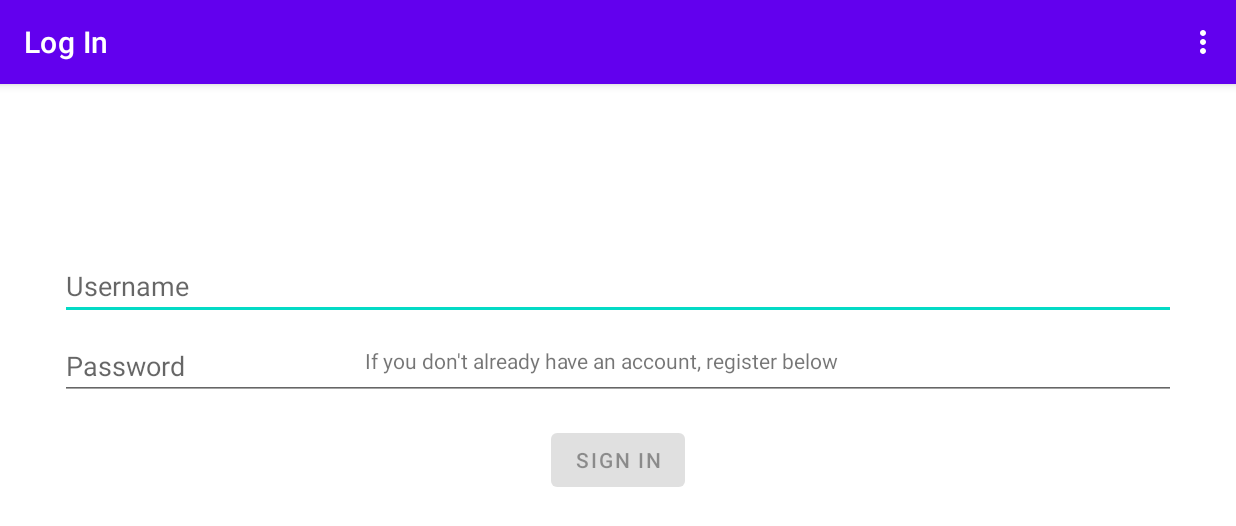
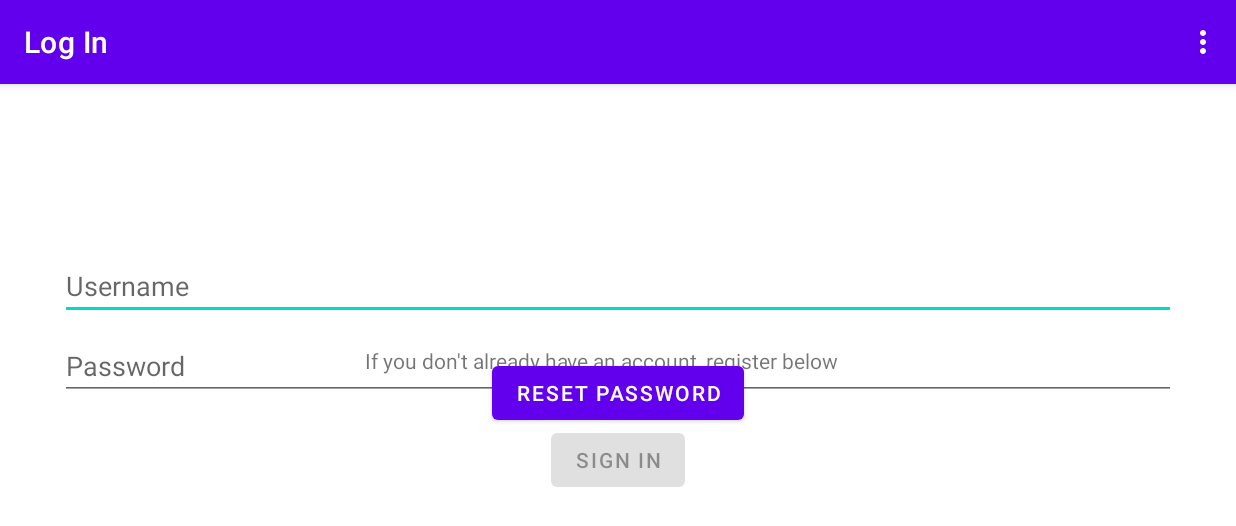
Before and after one commit to BFaras/ZheScrabbbbbble, an Android app: the screen it shows after launch (MainActivity), on a phone screen of 824 x 412 dp (held sideways). Shown: the top 526 px of the screen. Run offline under Robolectric (Android 15) with nearby library versions, the phone set to English and light mode, and no system bars; our stand-ins replace navigation-ui; libraries missing offline, so code that uses them is left out: io.socket.client; 2 statements that could not run were skipped.

Commit message:
Ajout du page pour faire la réinitialisation des mots de passe

```diff
--- a/client-light/app/src/main/java/com/example/testchatbox/FirstFragment.kt
+++ b/client-light/app/src/main/java/com/example/testchatbox/FirstFragment.kt
@@ -11,9 +11,7 @@ import androidx.navigation.fragment.findNavController
 import com.example.testchatbox.databinding.FragmentFirstBinding
 import com.example.testchatbox.login.model.LoggedInUser
 
-/**
- * A simple [Fragment] subclass as the default destination in the navigation.
- */
+
 class FirstFragment : Fragment() {
 
 private var _binding: FragmentFirstBinding? = null
--- a/client-light/app/src/main/java/com/example/testchatbox/login/LoginFragment.kt
+++ b/client-light/app/src/main/java/com/example/testchatbox/login/LoginFragment.kt
@@ -48,6 +48,7 @@ class LoginFragment : Fragment() {
         val passwordEditText = binding.password
         val loginButton = binding.login
         var registerButton = binding.register
+        var resetButton = binding.reset
         val loadingProgressBar = binding.loading
 
         loginViewModel.loginFormState.observe(viewLifecycleOwner,
@@ -114,6 +115,10 @@ class LoginFragment : Fragment() {
         registerButton.setOnClickListener {
             findNavController().navigate(R.id.action_loginFragment_to_registerFragment)
         }
+
+        resetButton.setOnClickListener {
+            findNavController().navigate(R.id.action_loginFragment_to_resetFragment)
+        }
     }
 
     private fun updateUiWithUser(model: LoggedInUserView) {
--- a/client-light/app/src/main/res/layout/fragment_login.xml
+++ b/client-light/app/src/main/res/layout/fragment_login.xml
@@ -97,4 +97,15 @@
         app:layout_constraintEnd_toEndOf="parent"
         app:layout_constraintStart_toStartOf="parent"
         app:layout_constraintTop_toTopOf="@+id/register_message" />
+
+    <Button
+        android:id="@+id/reset"
+        android:layout_width="wrap_content"
+        android:layout_height="wrap_content"
+        android:layout_marginBottom="120dp"
+        android:text="Reset Password"
+        app:layout_constraintBottom_toBottomOf="parent"
+        app:layout_constraintEnd_toEndOf="parent"
+        app:layout_constraintStart_toStartOf="parent"
+        app:layout_constraintTop_toTopOf="@+id/register" />
 </androidx.constraintlayout.widget.ConstraintLayout>
--- a/client-light/app/src/main/res/navigation/nav_graph.xml
+++ b/client-light/app/src/main/res/navigation/nav_graph.xml
@@ -39,6 +39,9 @@
         <action
             android:id="@+id/action_loginFragment_to_registerFragment"
             app:destination="@id/registerFragment" />
+        <action
+            android:id="@+id/action_loginFragment_to_resetFragment"
+            app:destination="@id/resetFragment" />
     </fragment>
     <fragment
         android:id="@+id/registerFragment"
@@ -50,4 +53,14 @@
             app:destination="@id/FirstFragment" />
 
     </fragment>
+    <fragment
+        android:id="@+id/resetFragment"
+        android:name="com.example.testchatbox.login.ResetPasswordFragment"
+        android:label="@string/reset_fragment_label"
+        tools:layout="@layout/fragment_register" >
+        <action
+            android:id="@+id/action_resetFragment_to_FirstFragment"
+            app:destination="@id/FirstFragment" />
+
+    </fragment>
 </navigation>
--- a/client-light/app/src/main/res/values/strings.xml
+++ b/client-light/app/src/main/res/values/strings.xml
@@ -6,7 +6,7 @@
     <string name="second_fragment_label">Chatbox</string>
     <string name="next">Chat</string>
     <string name="previous">Previous</string>
-
+    <string name="reset_fragment_label">Rest Password</string>
     <string name="hello_first_fragment">Hello first fragment</string>
     <string name="hello_second_fragment">Hello second fragment. Arg: %1$s</string>
     <!-- Strings related to login -->
@@ -26,4 +26,6 @@
     <string name="classique">CLASSIQUE</string>
     <string name="collaboratif">COLLABORATIF</string>
     <string name="disconnect">DECONNEXION</string>
+    <!-- TODO: Remove or change this placeholder text -->
+    <string name="hello_blank_fragment">Hello blank fragment</string>
 </resources>
```
Also changed, not shown: client-light/app/src/main/java/com/example/testchatbox/login/ResetPasswordFragment.kt (added, +126 -0 lines), client-light/app/src/main/res/layout/fragment_reset_password.xml (added, +123 -0 lines).
